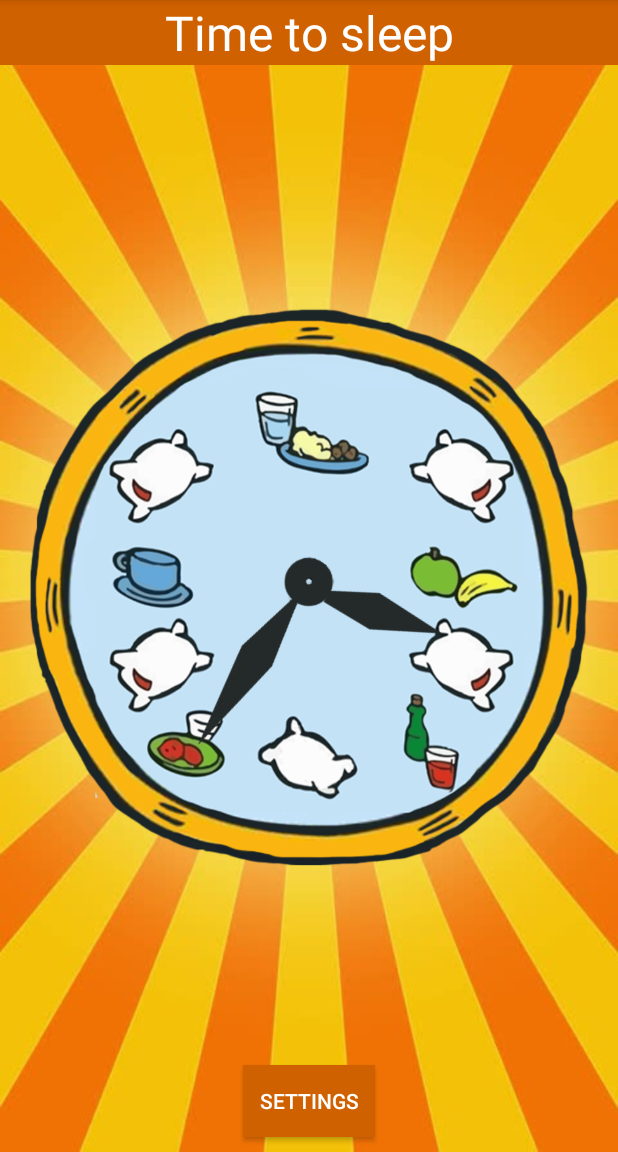
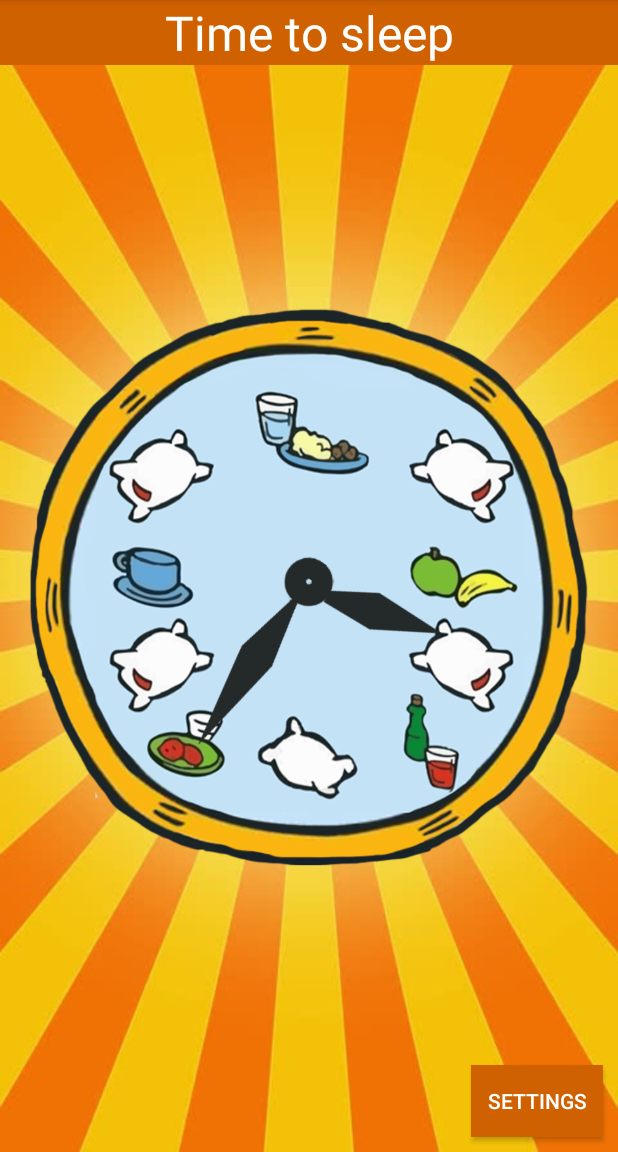
Before and after one commit to IsabelleCarlsson/SkalmansEatSleepClock, an Android app: the screen it shows after launch (MainActivity), on a phone screen of 412 x 824 dp, the part 84-1236 px from its top. Run offline under Robolectric (Android 15) with nearby library versions, the phone set to English and light mode, and no system bars.

Commit message:
Settings button gravity='end', slider max='50'

```diff
--- a/app/src/main/res/layout/activity_main.xml
+++ b/app/src/main/res/layout/activity_main.xml
@@ -40,7 +40,7 @@
         android:id="@+id/settings_button"
         android:layout_width="wrap_content"
         android:layout_height="wrap_content"
-        android:layout_gravity="center"
+        android:layout_gravity="end"
         android:layout_margin="10dp"
         android:background="#d06100"
         android:onClick="settingsClicked"
--- a/app/src/main/res/layout/activity_settings.xml
+++ b/app/src/main/res/layout/activity_settings.xml
@@ -25,7 +25,7 @@
         android:layout_marginTop="10sp"
         android:layout_width="fill_parent"
         android:layout_height="wrap_content"
-        android:max="32"
+        android:max="50"
         android:progress="32"/>
 
     <Switch
```
